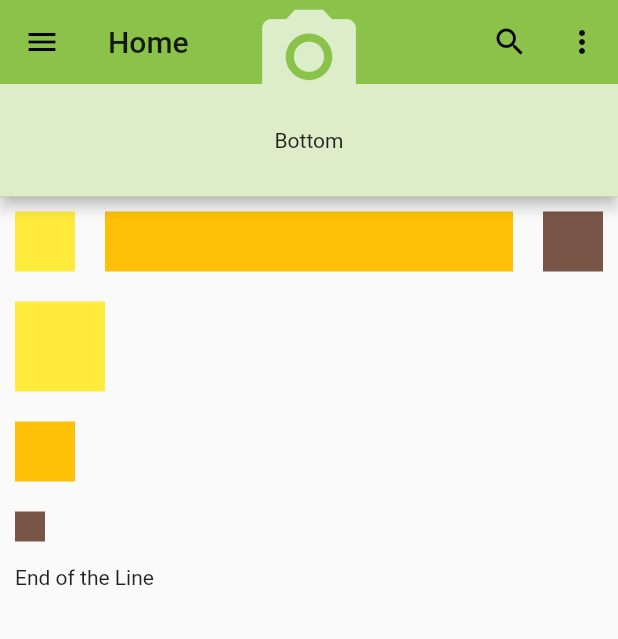
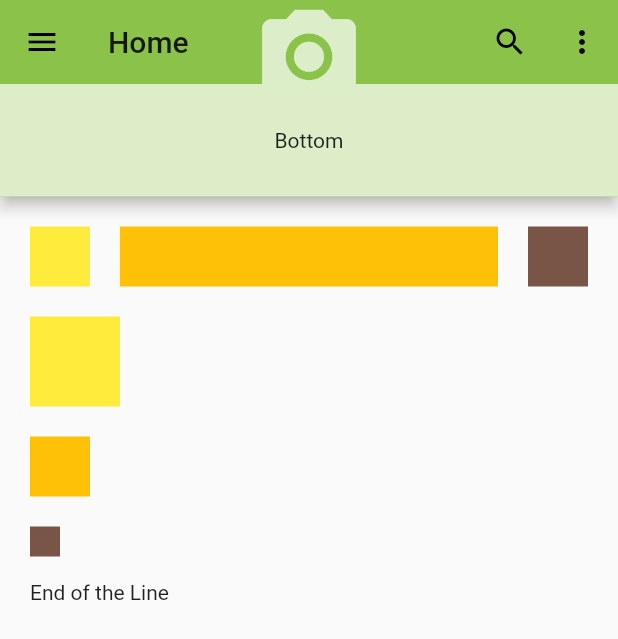
Before and after one commit to Mwamitovi/counter_app, a Flutter app: the screen it shows after launch, on a phone screen of 412 x 824 dp. Shown: the top 639 px of the screen. Run offline on Flutter 3.47's test engine with Material 2 defaults, Android fonts, the phone set to English and light mode, and no system bars.

Commit message:
Refactor body widget: push SafeArea widget into an overall Padding widget.

```diff
--- a/lib/pages/home.dart
+++ b/lib/pages/home.dart
@@ -44,7 +44,9 @@ class _HomeState extends State<Home> {
           preferredSize: Size.fromHeight(75.0),
         ),
       ),
-      body: SafeArea(
+      body: Padding(
+        padding: EdgeInsets.all(10.0),
+        child: SafeArea(
           child: SingleChildScrollView(
             child: Padding(
               padding: EdgeInsets.all(10.0),
@@ -56,6 +58,7 @@ class _HomeState extends State<Home> {
                   ),
                   const RowAndColumnWidget(),
                 ],
+              ),
             ),
           ),
         ),
```
Lines whose indentation alone changed are shown as unchanged.
